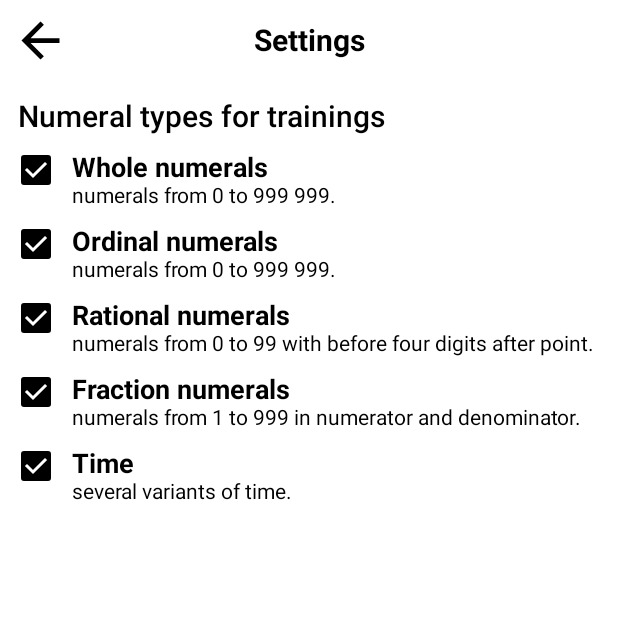
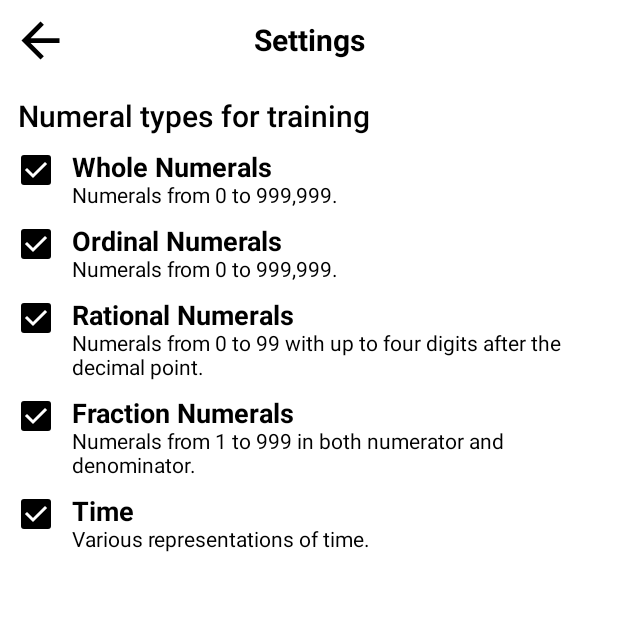
Before and after one commit to agaDeonix/number_listenup, an Android app built with Jetpack Compose: the SettingsScreen screen opened through its navigation route, on a phone screen of 412 x 824 dp, the top half of it. Run offline under Robolectric (Android 15) with nearby library versions, the phone set to English and light mode, and no system bars; libraries missing offline, so code that uses them is left out: net.gotev.speech; 1 statement that could not run was skipped.

```diff
--- a/app/src/main/res/values/strings.xml
+++ b/app/src/main/res/values/strings.xml
@@ -2,12 +2,12 @@
     <string name="app_name">Number ListenUp</string>
 
     <string name="home_app_name">Number ListenUp App</string>
-    <string name="home_score_title">Your score</string>
+    <string name="home_score_title">Your Score</string>
     <string name="home_start">Start</string>
 
-    <string name="score_best_score_title">Best score</string>
+    <string name="score_best_score_title">Best Score</string>
     <string name="score_current_score_title">Score</string>
-    <string name="score_try_again">Try again</string>
+    <string name="score_try_again">Try Again</string>
     <string name="score_finish">Finish</string>
 
     <string name="training_title">Training</string>
@@ -16,16 +16,16 @@
     <string name="training_answer">answer</string>
 
     <string name="settings_title">Settings</string>
-    <string name="settings_desc">Numeral types for trainings</string>
-    <string name="settings_number_whole_title">Whole numerals</string>
-    <string name="settings_number_whole_desc">numerals from 0 to 999\u0020999.</string>
-    <string name="settings_number_ordinal_title">Ordinal numerals</string>
-    <string name="settings_number_ordinal_desc">numerals from 0 to 999\u0020999.</string>
-    <string name="settings_number_rational_title">Rational numerals</string>
-    <string name="settings_number_rational_desc">numerals from 0 to 99 with before four digits after point.</string>
-    <string name="settings_number_fraction_title">Fraction numerals</string>
-    <string name="settings_number_fraction_desc">numerals from 1 to 999 in numerator and denominator.</string>
+    <string name="settings_desc">Numeral types for training</string>
+    <string name="settings_number_whole_title">Whole Numerals</string>
+    <string name="settings_number_whole_desc">Numerals from 0 to 999,999.</string>
+    <string name="settings_number_ordinal_title">Ordinal Numerals</string>
+    <string name="settings_number_ordinal_desc">Numerals from 0 to 999,999.</string>
+    <string name="settings_number_rational_title">Rational Numerals</string>
+    <string name="settings_number_rational_desc">Numerals from 0 to 99 with up to four digits after the decimal point.</string>
+    <string name="settings_number_fraction_title">Fraction Numerals</string>
+    <string name="settings_number_fraction_desc">Numerals from 1 to 999 in both numerator and denominator.</string>
     <string name="settings_number_time_title">Time</string>
-    <string name="settings_number_time_desc">several variants of time.</string>
-    <string name="settings_error_none_selected_types">"None selected types for training "</string>
+    <string name="settings_number_time_desc">Various representations of time.</string>
+    <string name="settings_error_none_selected_types">"No numeral types selected for training."</string>
 </resources>
```
Also changed, not shown: 5 other files.
